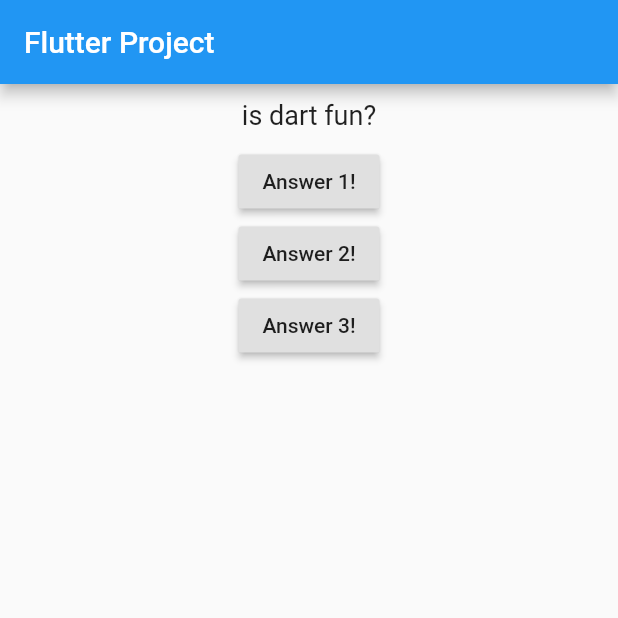
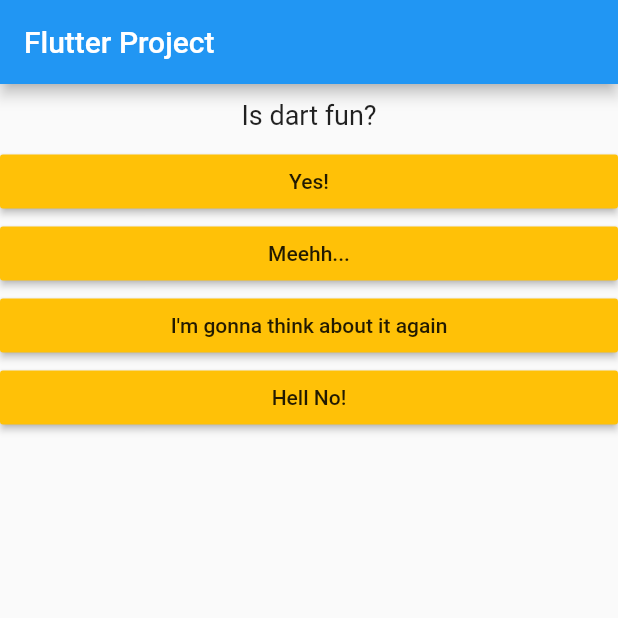
Before and after one commit to My-Own-Personal-Test/flutter_test01, a Flutter app: the screen it shows after launch, on a phone screen of 412 x 824 dp, the top half of it. Run offline on Flutter 3.47's test engine with Material 2 defaults, Android fonts, the phone set to English and light mode, and no system bars.

```diff
--- /dev/null
+++ b/lib/answer.dart
@@ -0,0 +1,21 @@
+import 'package:flutter/material.dart';
+
+class Answer extends StatelessWidget {
+  final VoidCallback selectHandler;
+  final String theAnswer;
+
+  Answer(this.selectHandler, String this.theAnswer);
+  // const ({ Key? key }) : super(key: key);
+
+  @override
+  Widget build(BuildContext context) {
+    return Container(
+      width: double.infinity,
+      child: RaisedButton(
+        color: Colors.amber,
+        child: Text(theAnswer),
+        onPressed: selectHandler,
+      ),
+    );
+  }
+}
--- a/lib/main.dart
+++ b/lib/main.dart
@@ -1,5 +1,6 @@
 import 'package:flutter/material.dart';
 import './questions.dart';
+import './answer.dart';
 
 void main() => runApp(MyApp());
 
@@ -14,22 +15,42 @@ class MyApp extends StatefulWidget {
 class MyAppState extends State<MyApp> {
   var questionIndex = 0;
 
-  void answerQuestion() {
+  void _answerQuestion() {
     setState(() {
-      if (questionIndex != 1) {
-        questionIndex = questionIndex + 1;
-      } else {
-        questionIndex = questionIndex - 1;
-      }
-      print(questionIndex);
+      questionIndex = questionIndex + 1;
     });
   }
 
   @override
   Widget build(BuildContext context) {
     var questions = [
-      'is dart fun?',
-      'is dart dificult?',
+      {
+        'question': 'Is dart fun?',
+        'answer': [
+          'Yes!',
+          'Meehh...',
+          'I\'m gonna think about it again',
+          'Hell No!',
+        ]
+      },
+      {
+        'question': 'Is dart dificult to learn?',
+        'answer': [
+          'Yes!',
+          'Meehh...',
+          'Not really, i think',
+          'Hell No!',
+        ]
+      },
+      {
+        'question': 'Is dart dificult to cool?',
+        'answer': [
+          'Yes!',
+          'Meehh...',
+          'Don\'t know yet',
+          'Hell No!',
+        ]
+      },
     ];
 
     return MaterialApp(
@@ -39,21 +60,10 @@ class MyAppState extends State<MyApp> {
       ),
       body: Column(
         children: [
-          Question(questions[questionIndex]),
-          RaisedButton(
-            child: Text('Answer 1!'),
-            onPressed: answerQuestion,
-          ),
-          RaisedButton(
-            child: Text('Answer 2!'),
-            onPressed: answerQuestion,
-          ),
-          RaisedButton(
-            child: Text('Answer 3!'),
-            onPressed: () {
-              print('funct alt 3');
-            },
-          ),
+          Question(questions[questionIndex]['question'] as String),
+          ...(questions[questionIndex]['answer'] as List<String>).map((item) {
+            return Answer(_answerQuestion, item);
+          }).toList()
         ],
       ),
     ));
```
